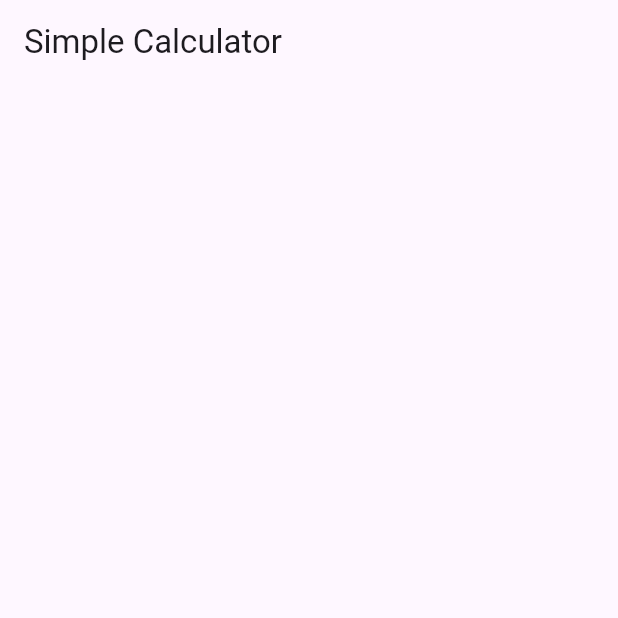
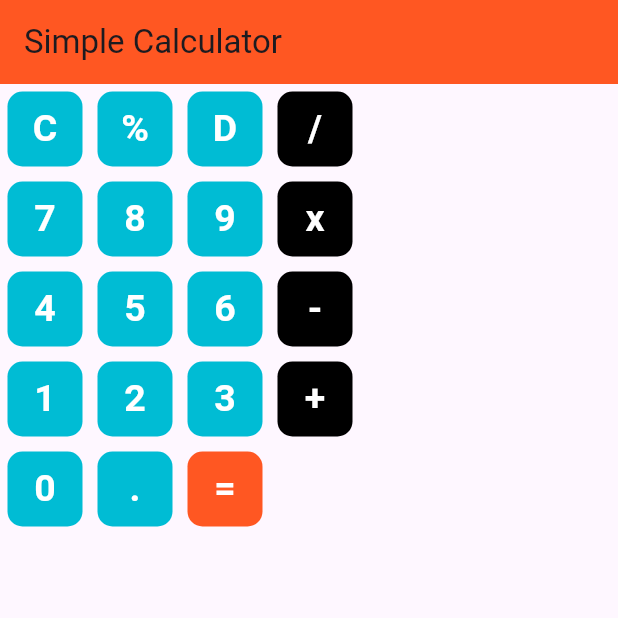
Before and after one commit to 3shmawi/3c, a Flutter app: the screen it shows after launch, on a phone screen of 412 x 824 dp, the top half of it. Run offline on Flutter 3.47's test engine with Material 3 defaults, Android fonts, the phone set to English and light mode, and no system bars.

Commit message:
calculator design

```diff
--- a/lib/projects/calculator/view.dart
+++ b/lib/projects/calculator/view.dart
@@ -3,12 +3,81 @@ import 'package:flutter/material.dart';
 class CalculatorView extends StatelessWidget {
   const CalculatorView({super.key});
 
+  //alt enter
   @override
   Widget build(BuildContext context) {
     return Scaffold(
       appBar: AppBar(
+        backgroundColor: Colors.deepOrange,
         title: const Text('Simple Calculator'),
+        centerTitle: false,
+      ),
+      //container
+      body: Center(
+        child: Column(
+          children: [
+            Row(
+              children: [
+                _buttonItem("C", Colors.cyan),
+                _buttonItem("%", Colors.cyan),
+                _buttonItem("D", Colors.cyan),
+                _buttonItem("/", Colors.black),
+              ],
+            ),
+            Row(
+              children: [
+                _buttonItem("7", Colors.cyan),
+                _buttonItem("8", Colors.cyan),
+                _buttonItem("9", Colors.cyan),
+                _buttonItem("x", Colors.black),
+              ],
+            ),
+            Row(
+              children: [
+                _buttonItem("4", Colors.cyan),
+                _buttonItem("5", Colors.cyan),
+                _buttonItem("6", Colors.cyan),
+                _buttonItem("-", Colors.black),
+              ],
+            ),
+            Row(
+              children: [
+                _buttonItem("1", Colors.cyan),
+                _buttonItem("2", Colors.cyan),
+                _buttonItem("3", Colors.cyan),
+                _buttonItem("+", Colors.black),
+              ],
+            ),
+            Row(
+              children: [
+                _buttonItem("0", Colors.cyan),
+                _buttonItem(".", Colors.cyan),
+                _buttonItem("=", Colors.deepOrange),
+              ],
+            ),
+          ],
+        ),
       ),
     );
   }
+
+  _buttonItem(String title, [Color color = Colors.black]) => Container(
+        margin: const EdgeInsets.all(5),
+        height: 50,
+        width: 50,
+        decoration: BoxDecoration(
+          borderRadius: BorderRadius.circular(10),
+          color: color,
+        ),
+        child: Center(
+          child: Text(
+            title,
+            style: const TextStyle(
+              fontSize: 25,
+              fontWeight: FontWeight.w600,
+              color: Colors.white,
+            ),
+          ),
+        ),
+      );
 }
```
